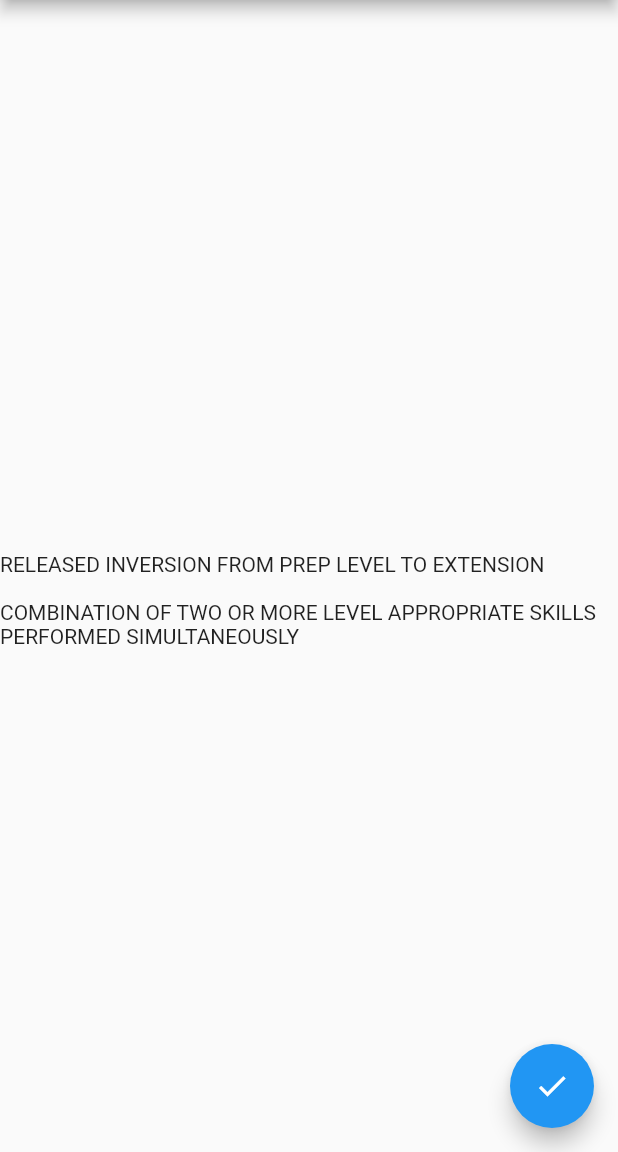
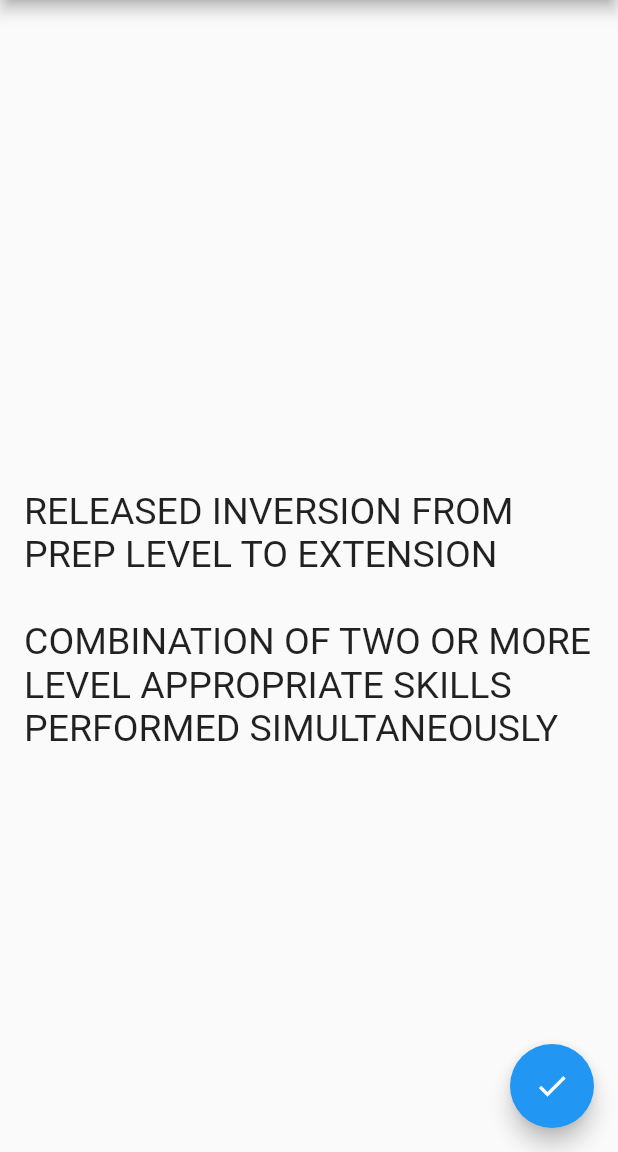
Before and after one commit to TiroLiroLD/cheer_stunt_maker, a Flutter app: the screen it shows after launch, after a tap on the "check" icon, on a phone screen of 412 x 824 dp, the part 84-1236 px from its top. Run offline on Flutter 3.47's test engine with Material 2 defaults, Android fonts, the light colour scheme and no system bars.

Commit message:
<refactor>adjust font style

```diff
--- a/lib/main.dart
+++ b/lib/main.dart
@@ -44,7 +44,8 @@ class _MyHomePageState extends State<MyHomePage> {
   final _dismountSkills = [];
 
   Future<dynamic> _fetchVarsitySkills() async {
-    String data = await DefaultAssetBundle.of(context).loadString("assets/data/varsity_skills.json");
+    String data = await DefaultAssetBundle.of(context)
+        .loadString("assets/data/varsity_skills.json");
     final jsonResult = jsonDecode(data);
     _varsitySkillList = jsonResult[year][language] as Map;
     return jsonResult;
@@ -69,7 +70,7 @@ class _MyHomePageState extends State<MyHomePage> {
         }
       }
     }
-    if (lowerLevel){
+    if (lowerLevel) {
       var lower_level = "level_" + levelNumber.toString();
       for (dynamic i in _varsitySkillList[lower_level].keys) {
         for (dynamic j in _varsitySkillList[lower_level][i].keys) {
@@ -95,7 +96,8 @@ class _MyHomePageState extends State<MyHomePage> {
       for (var i = Random().nextInt(3); i < Random().nextInt(5); i++) {
         _stuntSequence.add(_middleSkills[i]);
       }
-      _stuntSequence.add(_dismountSkills[Random().nextInt((_dismountSkills.length - 1))]);
+      _stuntSequence
+          .add(_dismountSkills[Random().nextInt((_dismountSkills.length - 1))]);
     });
     _updateSkills();
   }
@@ -121,13 +123,17 @@ class _MyHomePageState extends State<MyHomePage> {
         title: Text(widget.title),
       ),
       body: Center(
+        child: Padding(
+          padding: const EdgeInsets.all(16.0),
           child: Column(
             mainAxisAlignment: MainAxisAlignment.center,
             children: <Widget>[
               Text(
                 _skills,
+                style: TextStyle(fontSize: 25),
               ),
             ],
+          ),
         ),
       ),
       floatingActionButton: FloatingActionButton(
```
Lines whose indentation alone changed are shown as unchanged.
